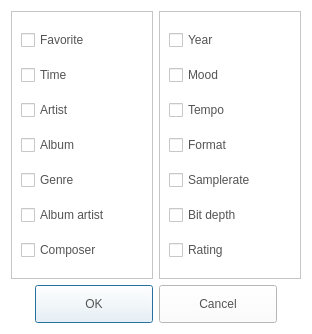
Above: CaX/dialog/setcolumndialog.ui from fsest4u/CaX_03 before the change. Below: the same form after it.
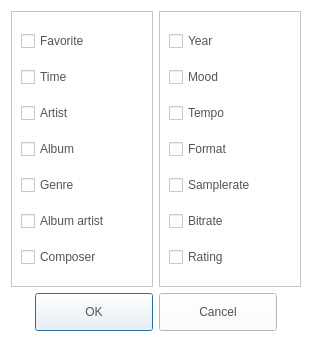
That is the form after the change. Icons and pictures are not drawn.

Commit message: [desktop app test / no10] bitrate 단위 적용 (Mbps) samplerate 단위 적용 (KHz) bit depth -> bitrate

What changed in the file:
```diff
--- a/CaX/dialog/setcolumndialog.ui
+++ b/CaX/dialog/setcolumndialog.ui
@@ -7,7 +7,7 @@
     <x>0</x>
     <y>0</y>
     <width>312</width>
-    <height>334</height>
+    <height>342</height>
    </rect>
   </property>
   <property name="windowTitle">
@@ -143,7 +143,7 @@
       <item row="5" column="0">
        <widget class="QCheckBox" name="cbBitDepth">
         <property name="text">
-         <string>Bit depth</string>
+         <string>Bitrate</string>
         </property>
        </widget>
       </item>
```
Left out of the diff: 2 changed lines with no effect on the pictures. The commit also changes 13 other files.
